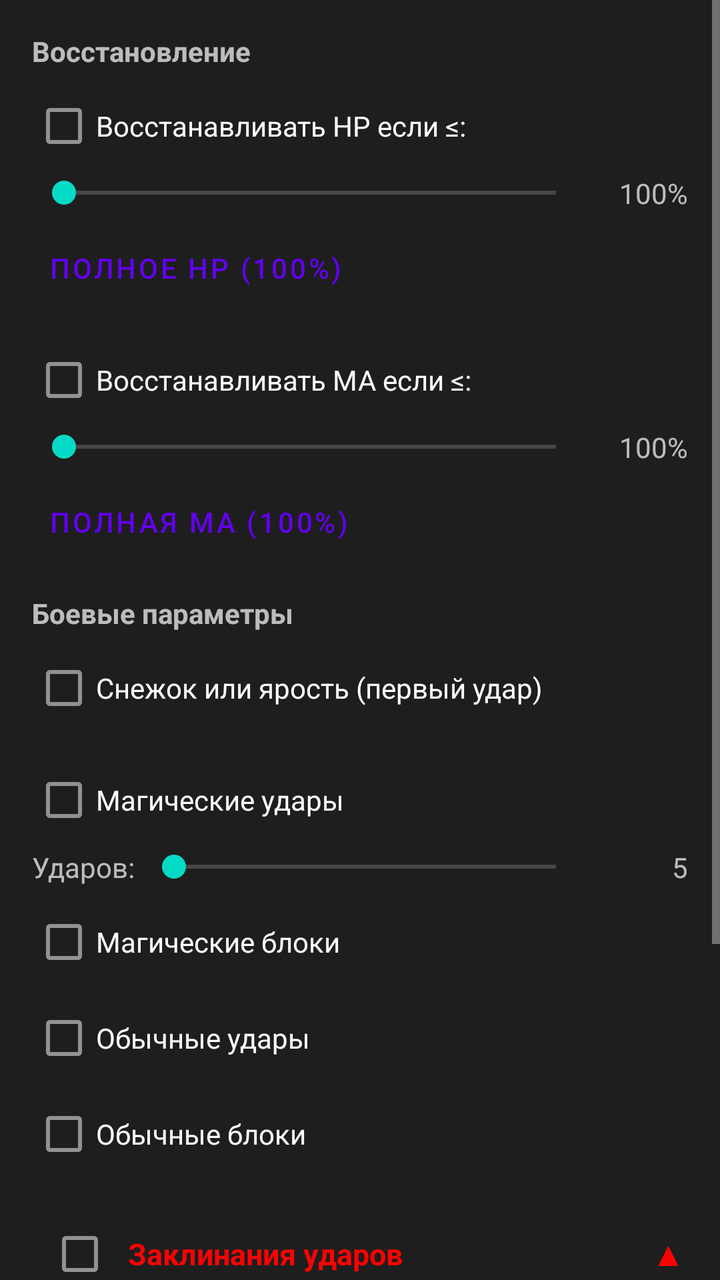
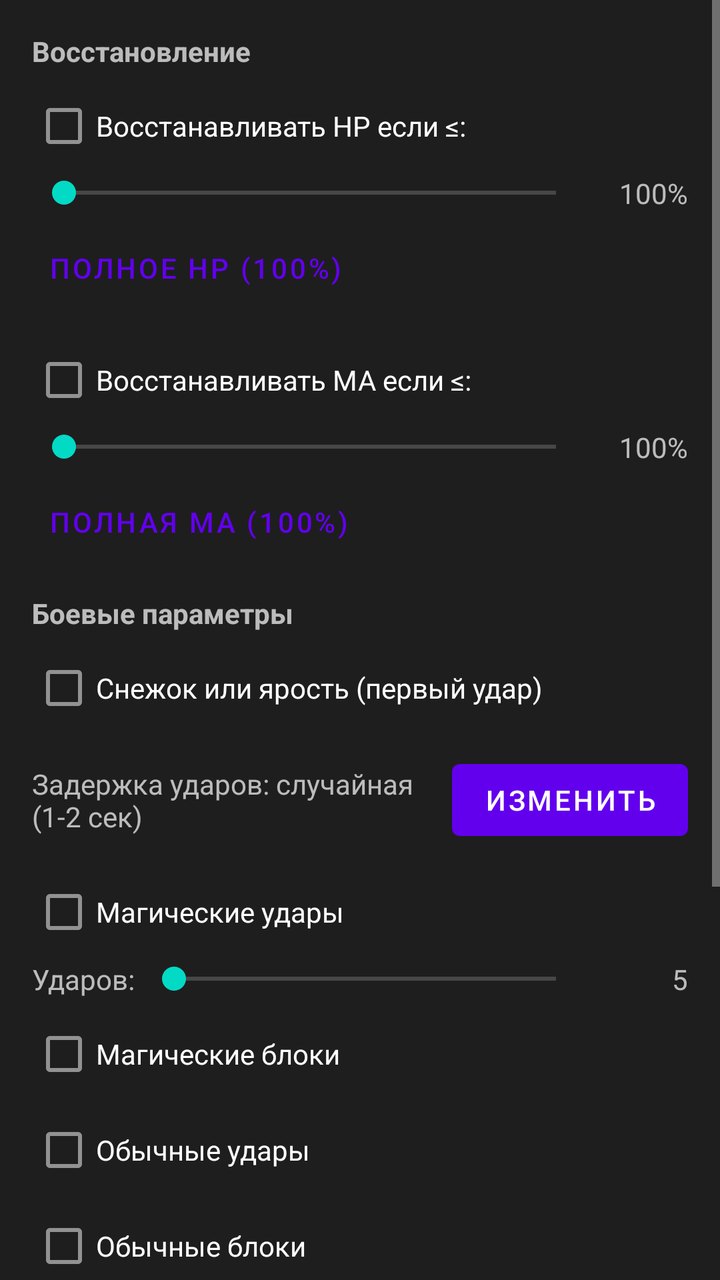

Two renders of the same Android screen: before a commit and after it. Below are the layout's source before the change and the commit's diff.
<!-- AndroidManifest.xml: application theme Theme.ABClient -->
<!-- res/layout/tab_autoboi_rotation.xml -->
<?xml version="1.0" encoding="utf-8"?>
<ScrollView xmlns:android="http://schemas.android.com/apk/res/android"
    android:layout_width="match_parent"
    android:layout_height="match_parent"
    android:background="@color/ab_autoboi_bg"
    android:theme="@style/ThemeOverlay.MaterialComponents.Dark">

    <LinearLayout
        android:layout_width="match_parent"
        android:layout_height="wrap_content"
        android:orientation="vertical"
        android:padding="16dp">

        
        <TextView
            android:layout_width="match_parent"
            android:layout_height="wrap_content"
            android:text="Восстановление"
            android:textStyle="bold"
            android:layout_marginBottom="4dp" />

        <CheckBox
            android:id="@+id/checkDoRestoreHp"
            android:layout_width="match_parent"
            android:layout_height="wrap_content"
            android:text="Восстанавливать HP если ≤:" />

        <LinearLayout
            android:layout_width="match_parent"
            android:layout_height="wrap_content"
            android:orientation="horizontal"
            android:gravity="center_vertical"
            android:layout_marginBottom="4dp">

            <SeekBar
                android:id="@+id/seekRestoreHp"
                android:layout_width="0dp"
                android:layout_height="wrap_content"
                android:layout_weight="1"
                android:max="100" />

            <TextView
                android:id="@+id/tvRestoreHp"
                android:layout_width="50dp"
                android:layout_height="wrap_content"
                android:gravity="end"
                android:text="100%" />
        </LinearLayout>

        <Button
            android:id="@+id/btnFullHp"
            style="@style/Widget.MaterialComponents.Button.TextButton"
            android:layout_width="wrap_content"
            android:layout_height="wrap_content"
            android:text="Полное HP (100%)"
            android:layout_marginBottom="8dp" />

        <CheckBox
            android:id="@+id/checkDoRestoreMa"
            android:layout_width="match_parent"
            android:layout_height="wrap_content"
            android:text="Восстанавливать MA если ≤:" />

        <LinearLayout
            android:layout_width="match_parent"
            android:layout_height="wrap_content"
            android:orientation="horizontal"
            android:gravity="center_vertical"
            android:layout_marginBottom="4dp">

            <SeekBar
                android:id="@+id/seekRestoreMa"
                android:layout_width="0dp"
                android:layout_height="wrap_content"
                android:layout_weight="1"
                android:max="100" />

            <TextView
                android:id="@+id/tvRestoreMa"
                android:layout_width="50dp"
                android:layout_height="wrap_content"
                android:gravity="end"
                android:text="100%" />
        </LinearLayout>

        <Button
            android:id="@+id/btnFullMa"
            style="@style/Widget.MaterialComponents.Button.TextButton"
            android:layout_width="wrap_content"
            android:layout_height="wrap_content"
            android:text="Полная MA (100%)"
            android:layout_marginBottom="12dp" />

        
        <TextView
            android:layout_width="match_parent"
            android:layout_height="wrap_content"
            android:text="Боевые параметры"
            android:textStyle="bold"
            android:layout_marginBottom="4dp" />

        <CheckBox
            android:id="@+id/checkDoFury"
            android:layout_width="match_parent"
            android:layout_height="wrap_content"
            android:text="Снежок или ярость (первый удар)"
            android:layout_marginBottom="8dp" />

        <CheckBox
            android:id="@+id/checkDoMagHits"
            android:layout_width="match_parent"
            android:layout_height="wrap_content"
            android:text="Магические удары" />

        <LinearLayout
            android:layout_width="match_parent"
            android:layout_height="wrap_content"
            android:orientation="horizontal"
            android:gravity="center_vertical"
            android:layout_marginBottom="4dp">

            <TextView
                android:layout_width="wrap_content"
                android:layout_height="wrap_content"
                android:text="Ударов: " />

            <SeekBar
                android:id="@+id/seekMagHits"
                android:layout_width="0dp"
                android:layout_height="wrap_content"
                android:layout_weight="1"
                android:max="1000" />

            <TextView
                android:id="@+id/tvMagHits"
                android:layout_width="50dp"
                android:layout_height="wrap_content"
                android:gravity="end"
                android:text="5" />
        </LinearLayout>

        <CheckBox
            android:id="@+id/checkDoMagBlocks"
            android:layout_width="match_parent"
            android:layout_height="wrap_content"
            android:text="Магические блоки" />

        <CheckBox
            android:id="@+id/checkDoHits"
            android:layout_width="match_parent"
            android:layout_height="wrap_content"
            android:text="Обычные удары" />

        <CheckBox
            android:id="@+id/checkDoBlocks"
            android:layout_width="match_parent"
            android:layout_height="wrap_content"
            android:text="Обычные блоки"
            android:layout_marginBottom="12dp" />

        
        <LinearLayout
            android:id="@+id/headerSpellsHits"
            android:layout_width="match_parent"
            android:layout_height="wrap_content"
            android:orientation="horizontal"
            android:gravity="center_vertical"
            android:layout_marginBottom="4dp">

            <CheckBox
                android:id="@+id/checkDoAbilHits"
                android:layout_width="wrap_content"
                android:layout_height="wrap_content"
                android:text="" />

            <TextView
                android:layout_width="0dp"
                android:layout_height="wrap_content"
                android:layout_weight="1"
                android:text="Заклинания ударов"
                android:textStyle="bold"
                android:textSize="15sp"
                android:textColor="@color/red" />

            <TextView
                android:id="@+id/tvArrowSpellsHits"
                android:layout_width="wrap_content"
                android:layout_height="wrap_content"
                android:text="▲"
                android:textSize="16sp"
                android:textStyle="bold"
                android:textColor="@color/red"
                android:paddingStart="6dp"
                android:paddingEnd="2dp" />
        </LinearLayout>

        <androidx.recyclerview.widget.RecyclerView
            android:id="@+id/listSpellsHits"
            android:layout_width="match_parent"
            android:layout_height="wrap_content"
            android:layout_marginBottom="8dp" />

        
        <LinearLayout
            android:id="@+id/headerSpellsBlocks"
            android:layout_width="match_parent"
            android:layout_height="wrap_content"
            android:orientation="horizontal"
            android:gravity="center_vertical"
            android:layout_marginBottom="4dp">

            <CheckBox
                android:id="@+id/checkDoAbilBlocks"
                android:layout_width="wrap_content"
                android:layout_height="wrap_content"
                android:text="" />

            <TextView
                android:layout_width="0dp"
                android:layout_height="wrap_content"
                android:layout_weight="1"
                android:text="Заклинания блоков"
                android:textStyle="bold"
                android:textSize="15sp"
                android:textColor="@color/red" />

            <TextView
                android:id="@+id/tvArrowSpellsBlocks"
                android:layout_width="wrap_content"
                android:layout_height="wrap_content"
                android:text="▲"
                android:textSize="16sp"
                android:textStyle="bold"
                android:textColor="@color/red"
                android:paddingStart="6dp"
                android:paddingEnd="2dp" />
        </LinearLayout>

        <androidx.recyclerview.widget.RecyclerView
            android:id="@+id/listSpellsBlocks"
            android:layout_width="match_parent"
            android:layout_height="wrap_content"
            android:layout_marginBottom="8dp" />

        
        <LinearLayout
            android:id="@+id/headerSpellsMisc"
            android:layout_width="match_parent"
            android:layout_height="wrap_content"
            android:orientation="horizontal"
            android:gravity="center_vertical"
            android:layout_marginBottom="4dp">

            <CheckBox
                android:id="@+id/checkDoMiscAbils"
                android:layout_width="wrap_content"
                android:layout_height="wrap_content"
                android:text="" />

            <TextView
                android:layout_width="0dp"
                android:layout_height="wrap_content"
                android:layout_weight="1"
                android:text="Прочие заклинания"
                android:textStyle="bold"
                android:textSize="15sp"
                android:textColor="@color/red" />

            <TextView
                android:id="@+id/tvArrowSpellsMisc"
                android:layout_width="wrap_content"
                android:layout_height="wrap_content"
                android:text="▲"
                android:textSize="16sp"
                android:textStyle="bold"
                android:textColor="@color/red"
                android:paddingStart="6dp"
                android:paddingEnd="2dp" />
        </LinearLayout>

        <androidx.recyclerview.widget.RecyclerView
            android:id="@+id/listSpellsMisc"
            android:layout_width="match_parent"
            android:layout_height="wrap_content"
            android:layout_marginBottom="8dp" />

        
        <LinearLayout
            android:id="@+id/headerSpellsRestoreHp"
            android:layout_width="match_parent"
            android:layout_height="wrap_content"
            android:orientation="horizontal"
            android:gravity="center_vertical"
            android:layout_marginBottom="4dp">

            <TextView
                android:layout_width="0dp"
                android:layout_height="wrap_content"
                android:layout_weight="1"
                android:text="Заклинания восст. HP"
                android:textStyle="bold"
                android:textSize="15sp"
                android:textColor="@color/red" />

            <TextView
                android:id="@+id/tvArrowSpellsRestoreHp"
                android:layout_width="wrap_content"
                android:layout_height="wrap_content"
                android:text="▲"
                android:textSize="16sp"
                android:textStyle="bold"
                android:textColor="@color/red"
                android:paddingStart="6dp"
                android:paddingEnd="2dp" />
        </LinearLayout>

        <androidx.recyclerview.widget.RecyclerView
            android:id="@+id/listSpellsRestoreHp"
            android:layout_width="match_parent"
            android:layout_height="wrap_content"
            android:layout_marginBottom="8dp" />

        
        <LinearLayout
            android:id="@+id/headerSpellsRestoreMa"
            android:layout_width="match_parent"
            android:layout_height="wrap_content"
            android:orientation="horizontal"
            android:gravity="center_vertical"
            android:layout_marginBottom="4dp">

            <TextView
                android:layout_width="0dp"
                android:layout_height="wrap_content"
                android:layout_weight="1"
                android:text="Заклинания восст. MA"
                android:textStyle="bold"
                android:textSize="15sp"
                android:textColor="@color/red" />

            <TextView
                android:id="@+id/tvArrowSpellsRestoreMa"
                android:layout_width="wrap_content"
                android:layout_height="wrap_content"
                android:text="▲"
                android:textSize="16sp"
                android:textStyle="bold"
                android:textColor="@color/red"
                android:paddingStart="6dp"
                android:paddingEnd="2dp" />
        </LinearLayout>

        <androidx.recyclerview.widget.RecyclerView
            android:id="@+id/listSpellsRestoreMa"
            android:layout_width="match_parent"
            android:layout_height="wrap_content"
            android:layout_marginBottom="8dp" />

    </LinearLayout>

</ScrollView>
<!-- resources referenced by this layout -->
<resources>
  <color name="ab_autoboi_bg">#1E1E1E</color>
  <color name="red">#FF0000</color>
  <style name="Theme.ABClient" parent="Theme.MaterialComponents.DayNight.DarkActionBar">
          
          <item name="colorPrimary">@color/purple_500</item>
          <item name="colorPrimaryVariant">@color/purple_700</item>
          <item name="colorOnPrimary">@color/white</item>
          
          <item name="colorSecondary">@color/teal_200</item>
          <item name="colorSecondaryVariant">@color/teal_700</item>
          <item name="colorOnSecondary">@color/black</item>
          
          <item name="android:statusBarColor" tools:targetApi="l">?attr/colorPrimaryVariant</item>
          
      </style>
  <color name="purple_500">#FF6200EE</color>
  <color name="purple_700">#FF3700B3</color>
  <color name="white">#FFFFFFFF</color>
  <color name="teal_200">#FF03DAC5</color>
  <color name="teal_700">#FF018786</color>
  <color name="black">#FF000000</color>
</resources>

<!-- the commit's change to res/layout/tab_autoboi_rotation.xml (unified diff, before → after) -->
@@ -106,6 +106,27 @@
             android:text="Снежок или ярость (первый удар)"
             android:layout_marginBottom="8dp" />
 
+        <LinearLayout
+            android:layout_width="match_parent"
+            android:layout_height="wrap_content"
+            android:orientation="horizontal"
+            android:gravity="center_vertical"
+            android:layout_marginBottom="8dp">
+
+            <TextView
+                android:id="@+id/tvGroupHitDelaySecValue"
+                android:layout_width="0dp"
+                android:layout_height="wrap_content"
+                android:layout_weight="1"
+                android:text="Задержка ударов: случайная (1-2 сек)" />
+
+            <Button
+                android:id="@+id/btnSetGroupHitDelaySec"
+                android:layout_width="wrap_content"
+                android:layout_height="wrap_content"
+                android:text="Изменить" />
+        </LinearLayout>
+
         <CheckBox
             android:id="@+id/checkDoMagHits"
             android:layout_width="match_parent"
